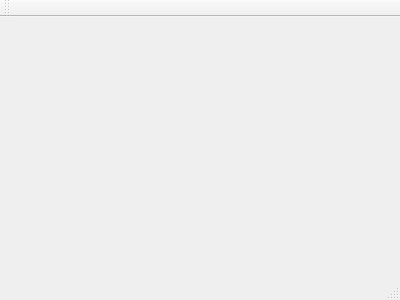
The window that learn/mainwindow.ui (pigbossa/qt-test) describes before a commit, drawn with Qt 5.
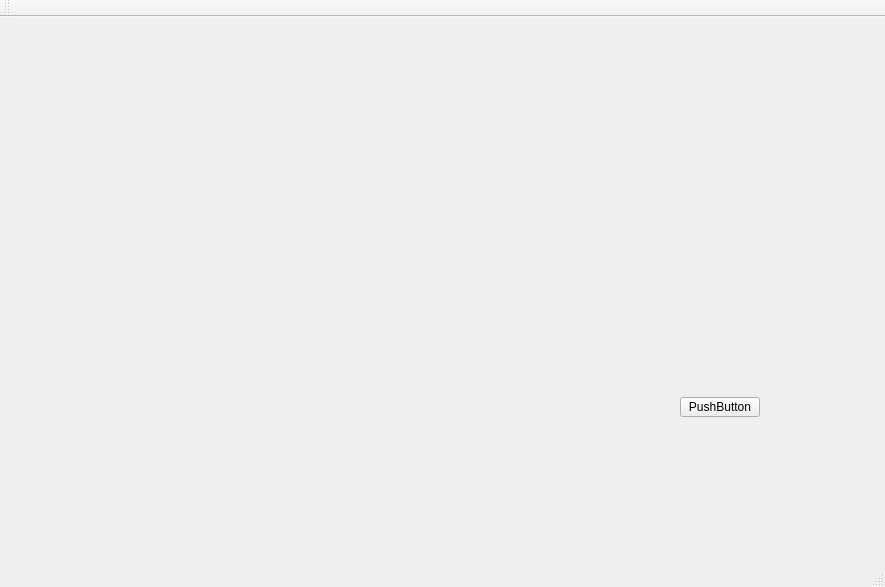
The same window after the commit.

The edit to the form file:
```diff
--- a/learn/mainwindow.ui
+++ b/learn/mainwindow.ui
@@ -1,24 +1,53 @@
 <ui version="4.0">
  <class>MainWindow</class>
- <widget class="QMainWindow" name="MainWindow" >
-  <property name="geometry" >
+ <widget class="QMainWindow" name="MainWindow">
+  <property name="geometry">
    <rect>
     <x>0</x>
     <y>0</y>
-    <width>400</width>
-    <height>300</height>
+    <width>885</width>
+    <height>587</height>
    </rect>
   </property>
   <property name="windowTitle" >
    <string>MainWindow</string>
   </property>
-  <widget class="QMenuBar" name="menuBar" />
-  <widget class="QToolBar" name="mainToolBar" />
-  <widget class="QWidget" name="centralWidget" />
-  <widget class="QStatusBar" name="statusBar" />
+  <widget class="QWidget" name="centralWidget">
+   <widget class="QPushButton" name="pushButton">
+    <property name="geometry">
+     <rect>
+      <x>680</x>
+      <y>380</y>
+      <width>80</width>
+      <height>20</height>
+     </rect>
+    </property>
+    <property name="text">
+     <string>PushButton</string>
+    </property>
+   </widget>
+  </widget>
+  <widget class="QMenuBar" name="menuBar">
+   <property name="geometry">
+    <rect>
+     <x>0</x>
+     <y>0</y>
+     <width>885</width>
+     <height>22</height>
+    </rect>
+   </property>
+  </widget>
+  <widget class="QToolBar" name="mainToolBar">
+   <attribute name="toolBarArea">
+    <enum>TopToolBarArea</enum>
+   </attribute>
+   <attribute name="toolBarBreak">
+    <bool>false</bool>
+   </attribute>
+  </widget>
+  <widget class="QStatusBar" name="statusBar"/>
  </widget>
- <layoutDefault spacing="6" margin="11" />
- <pixmapfunction></pixmapfunction>
+ <layoutdefault spacing="6" margin="11"/>
  <resources/>
  <connections/>
 </ui>
```
Left out of the diff: 3 changed lines with no effect on the pictures.
